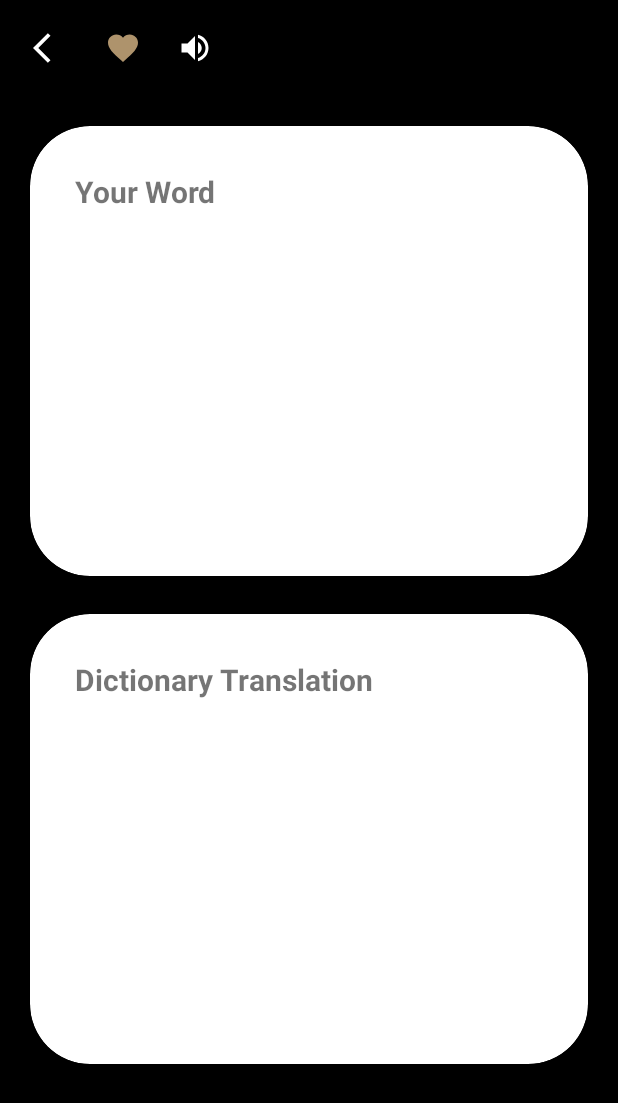
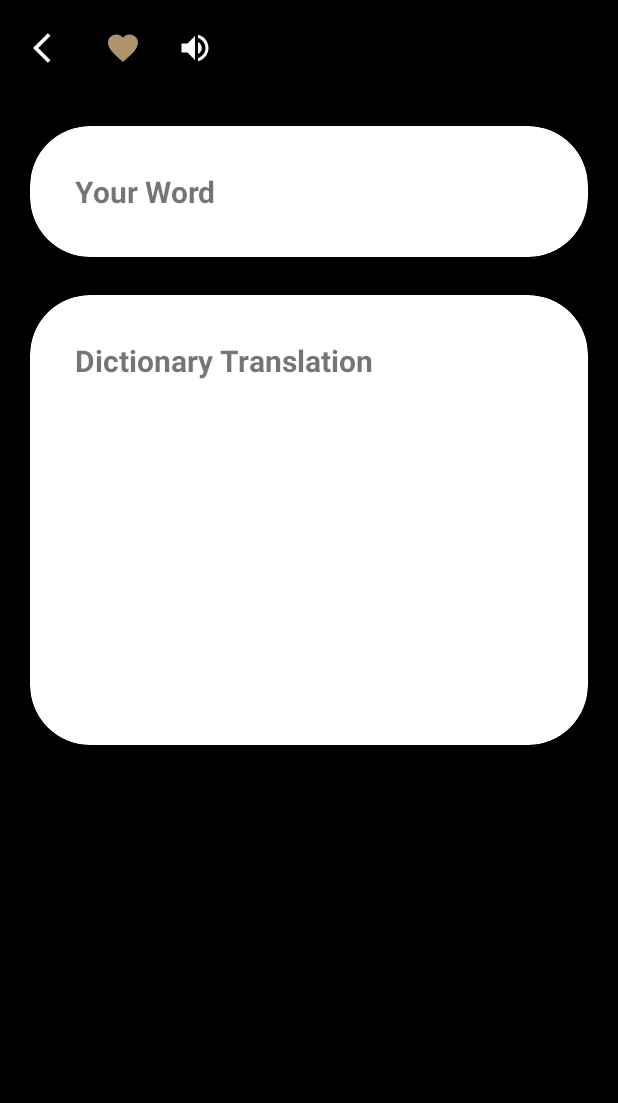
Before and after one commit to HastiFattahi/TranslatorFinalProject, an Android app: the translation screen opened directly, with no data from a screen before it, on a phone screen of 412 x 824 dp. Shown: the top 1103 px of the screen. Run offline under Robolectric (Android 15) with nearby library versions, the phone set to English and light mode, and no system bars; network calls fail; 2 statements that could not run were skipped.

Commit message:
final commit

```diff
--- a/app/src/main/java/com/shariaty/translatorfinalproject/SecondActivity.java
+++ b/app/src/main/java/com/shariaty/translatorfinalproject/SecondActivity.java
@@ -134,7 +134,7 @@ public class SecondActivity extends AppCompatActivity implements AdapterView.OnI
     }
     public String GetURL(String Token,String Word,String language){
 
-            return "http://api.vajehyab.com/v3/search?token="+Token+"&q="+Word+"&type=Text&filter="+language;
+            return "http://api.vajehyab.com/v3/search?token="+Token+"&q="+Word+"&type=exact&filter="+language;
 
     }
 
--- a/app/src/main/java/com/shariaty/translatorfinalproject/translation.java
+++ b/app/src/main/java/com/shariaty/translatorfinalproject/translation.java
@@ -15,7 +15,7 @@ public class translation extends AppCompatActivity {
         super.onCreate(savedInstanceState);
         setContentView(R.layout.activity_translation);
 
-        getSupportActionBar().hide();
+
         yourEdt= findViewById(R.id.YourEdt);
         resultEdt=findViewById(R.id.ResultEdt);
         Intent intent=getIntent();
--- a/app/src/main/res/layout/activity_translation.xml
+++ b/app/src/main/res/layout/activity_translation.xml
@@ -47,7 +47,7 @@
 
         <androidx.cardview.widget.CardView
             android:layout_width="match_parent"
-            android:layout_height="300dp"
+            android:layout_height="wrap_content"
             android:layout_marginBottom="25dp"
             android:layout_marginLeft="20dp"
             android:layout_marginRight="20dp"
@@ -65,6 +65,8 @@
                 android:textSize="20dp"
                 android:layout_marginTop="30dp"
                 android:layout_marginLeft="30dp"
+                android:layout_marginRight="30dp"
+                android:layout_marginBottom="30dp"
                 android:textStyle="bold"
                 />
 
@@ -89,6 +91,7 @@
                 android:textSize="20dp"
                 android:layout_marginTop="30dp"
                 android:layout_marginLeft="30dp"
+                android:layout_marginRight="30dp"
                 android:textStyle="bold"
                 />
 
```
